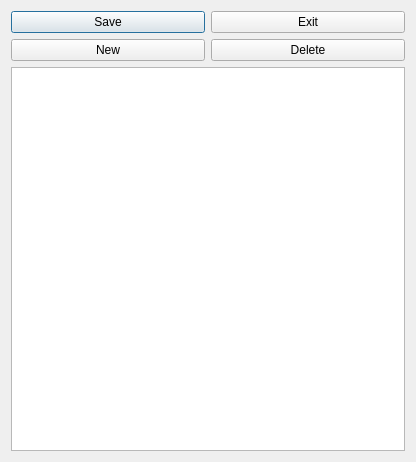
This is ui/contact-edit.ui in berndhs/egalite as Qt 5 draws it before an edit. The edited form follows.
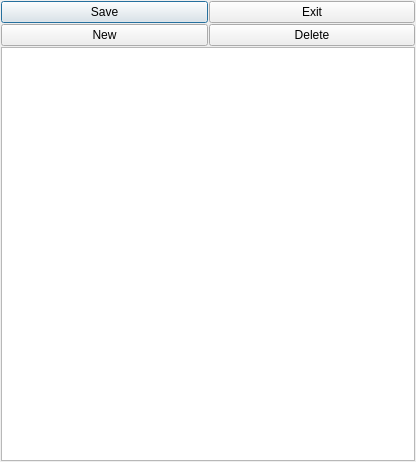
This is the edited form. Icons and pictures are not drawn.

Commit message: made margins small, the default qt-designer margins are silly

```diff
--- a/ui/contact-edit.ui
+++ b/ui/contact-edit.ui
@@ -119,6 +119,7 @@
    </item>
   </layout>
  </widget>
+ <layoutdefault spacing="1" margin="1"/>
  <resources>
   <include location="../dchat.qrc"/>
  </resources>
```
Left out of the diff: 1 changed line with no effect on the pictures. The commit also changes 18 other files.
